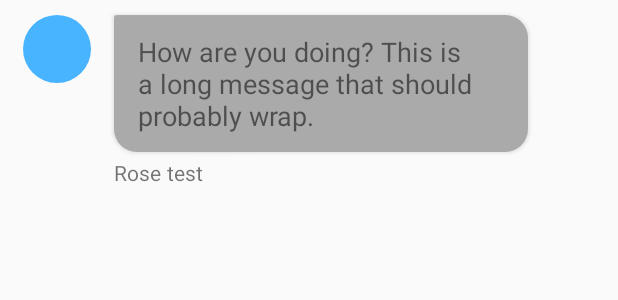
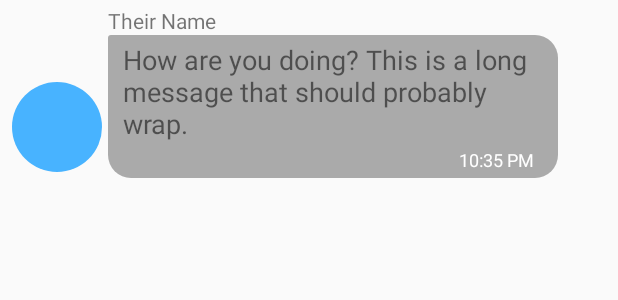
Before and after one commit to balboon/chat, an Android app: the layout other_message.xml on its own in the app's theme, with its tools: preview values and no code run, on a phone screen of 412 x 824 dp. Shown: the top 300 px of the screen. Run offline under Robolectric (Android 15) with nearby library versions, the phone set to English and light mode, and no system bars; network calls fail.

Commit message:
Changed RelativeLayout to ConstraintLayout.
Changed timestamps to be 01-12 AM/PM format.

Placed timestamps inside TextView.

```diff
--- a/app/src/main/res/layout/other_message.xml
+++ b/app/src/main/res/layout/other_message.xml
@@ -1,59 +1,73 @@
 <?xml version="1.0" encoding="utf-8"?>
-<RelativeLayout xmlns:android="http://schemas.android.com/apk/res/android"
+<android.support.constraint.ConstraintLayout xmlns:android="http://schemas.android.com/apk/res/android"
+    xmlns:app="http://schemas.android.com/apk/res-auto"
+    android:id="@+id/relativeLayout"
     android:layout_width="match_parent"
     android:layout_height="wrap_content"
-    android:paddingTop="10dp"
-    android:paddingBottom="10dp"
-    android:paddingLeft="15dp"
-    android:paddingRight="60dp"
     android:clipToPadding="false"
-    android:paddingStart="15dp"
-    android:paddingEnd="60dp">
+    android:paddingLeft="4dp"
+    android:paddingRight="4dp"
+    android:paddingStart="4dp"
+    android:paddingTop="4dp">
 
     <View
         android:id="@+id/avatar"
-        android:layout_alignParentLeft="true"
+        android:layout_width="60dp"
+        android:layout_height="60dp"
+        android:layout_marginBottom="4dp"
+        android:layout_marginLeft="4dp"
+        android:layout_marginStart="4dp"
+        android:background="@drawable/avatar"
+        android:paddingLeft="4dp"
+        android:paddingStart="4dp"
         android:scaleType="centerInside"
-        android:background="@drawable/avatar"
-        android:layout_width="45dp"
-        android:layout_height="45dp"
-        android:layout_alignParentStart="true" />
+        app:layout_constraintBottom_toBottomOf="parent"
+        app:layout_constraintStart_toStartOf="parent" />
 
     <TextView
         android:id="@+id/their_name"
         android:layout_width="wrap_content"
         android:layout_height="wrap_content"
-        android:layout_marginLeft="15dp"
-        android:layout_toEndOf="@+id/avatar"
-        android:layout_below="@+id/their_message_body"
-        android:paddingTop="4dp"
-        android:text="Rose"
-        android:layout_marginStart="15dp"
-        android:layout_toRightOf="@+id/avatar" />
+        android:layout_marginLeft="4dp"
+        android:layout_marginStart="4dp"
+        android:text="Their Name"
+        app:layout_constraintBottom_toTopOf="@+id/their_message_body"
+        app:layout_constraintStart_toEndOf="@+id/avatar" />
 
     <TextView
         android:id="@+id/their_time"
         android:layout_width="wrap_content"
         android:layout_height="wrap_content"
-        android:layout_toRightOf="@+id/their_name"
-        android:layout_below="@+id/their_message_body"
-        android:padding="4dp"
-        android:text="test"
-        />
+        android:textSize="12sp"
+        android:elevation="4dp"
+        android:text="10:35 PM"
+        android:paddingBottom="4dp"
+        android:textColor="#fff"
+        app:layout_constraintBottom_toBottomOf="@id/their_message_body"
+        app:layout_constraintEnd_toEndOf="@id/their_message_body"
+        app:layout_constraintHorizontal_bias="0.937"
+        app:layout_constraintVertical_bias="1.0"
+        app:layout_constraintStart_toEndOf="@+id/avatar" />
 
     <TextView
         android:id="@+id/their_message_body"
         android:layout_width="wrap_content"
         android:layout_height="wrap_content"
-        android:layout_toEndOf="@+id/avatar"
-        android:layout_marginStart="15dp"
+        android:elevation="0dp"
+        android:layout_marginEnd="4dp"
+        android:layout_marginStart="4dp"
         android:background="@drawable/other_message"
-        android:elevation="2dp"
-        android:paddingHorizontal="16dp"
-        android:paddingTop="12dp"
-        android:paddingBottom="12dp"
+        android:paddingBottom="24dp"
+        android:paddingHorizontal="10dp"
+        android:paddingTop="4dp"
         android:text="How are you doing? This is a long message that should probably wrap."
         android:textSize="18sp"
-        android:layout_toRightOf="@+id/avatar"
-        android:layout_marginLeft="15dp" />
-</RelativeLayout>
+        app:layout_constrainedWidth="true"
+        app:layout_constraintWidth_max="300dp"
+        app:layout_constraintBottom_toBottomOf="parent"
+        app:layout_constraintEnd_toEndOf="parent"
+        app:layout_constraintHorizontal_bias="0.0"
+        app:layout_constraintStart_toEndOf="@+id/avatar"
+        app:layout_constraintTop_toTopOf="parent"
+        app:layout_constraintVertical_bias="1.0" />
+</android.support.constraint.ConstraintLayout>
```
Also changed, not shown: app/src/main/java/com/spontivly/chat/MessageActivity.java (+8 -6 lines), app/src/main/java/com/spontivly/chat/MessageAdapter.java (+14 -22 lines), app/src/main/res/layout/my_message.xml (+38 -13 lines).
